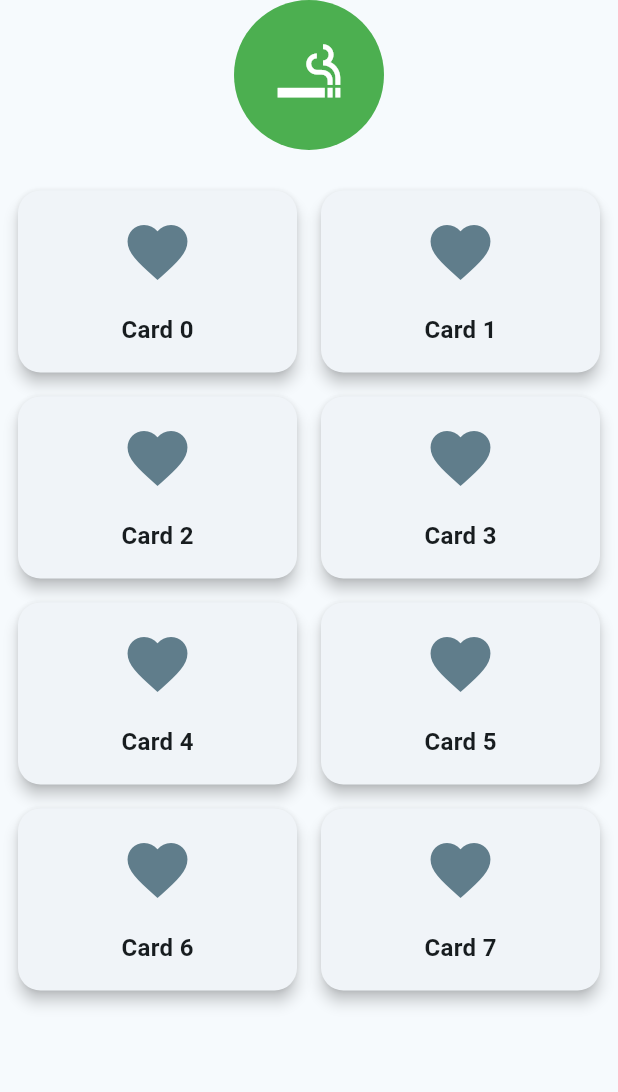
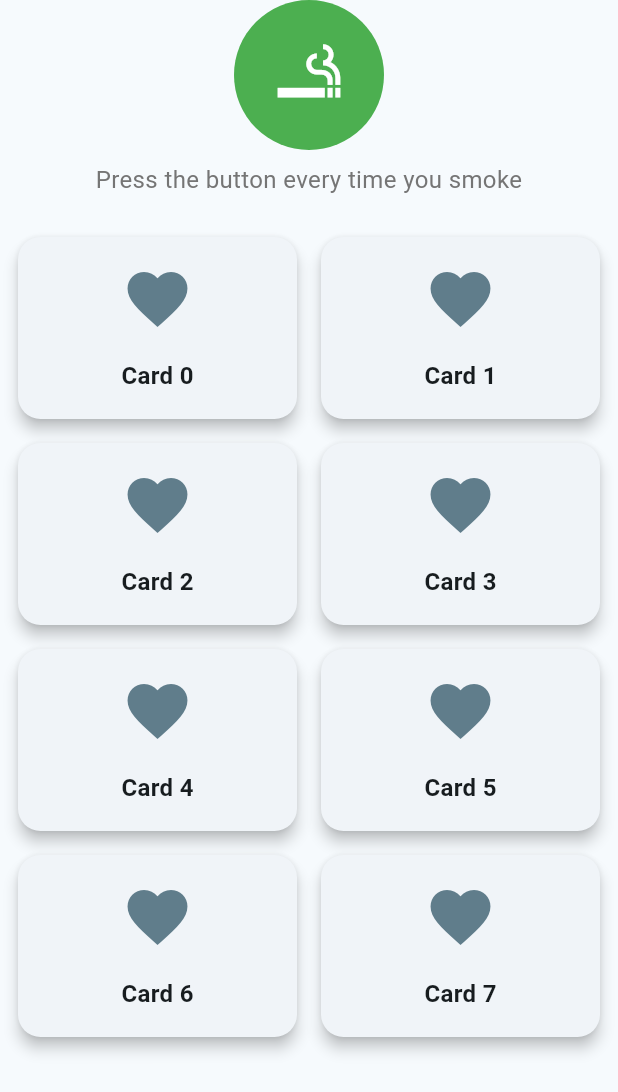
Before and after one commit to edoardop13/myquitbuddy, a Flutter app: the CigaretteTracker screen opened directly, on a phone screen of 412 x 824 dp. Shown: the top 1092 px of the screen. Run offline on Flutter 3.47's test engine with Material 3 defaults, Android fonts, the phone set to English and light mode, and no system bars; our stand-ins replace babstrap_settings_screen, dio, fl_chart, flutter_secure_storage, jwt_decoder, percent_indicator; missing offline and left inert: dio_cache_interceptor; accounts and stored records are empty.

Commit message:
fixed tabs and new label

```diff
--- a/lib/screens/home/cigaretteTracker.dart
+++ b/lib/screens/home/cigaretteTracker.dart
@@ -71,7 +71,10 @@ class CircularIconButton extends StatelessWidget {
 
   @override
   Widget build(BuildContext context) {
-    return ClipOval(
+    return Column(
+      mainAxisSize: MainAxisSize.min,
+      children: [
+        ClipOval(
           child: Material(
             color: backgroundColor, // Button color
             child: InkWell(
@@ -86,6 +89,17 @@ class CircularIconButton extends StatelessWidget {
               ),
             ),
           ),
+        ),
+        const SizedBox(height: 8.0), // Add some spacing
+        Text(
+          'Press the button every time you smoke',
+          textAlign: TextAlign.center,
+          style: TextStyle(
+            color: Colors.grey[600],
+            fontSize: 16.0,
+          ),
+        ),
+      ],
     );
   }
 }
--- a/lib/screens/home/homePage.dart
+++ b/lib/screens/home/homePage.dart
@@ -43,7 +43,7 @@ class HomePageState extends State<HomePage> {
       ),
       body: PageView(
         controller: pageController,
-        children: [ProfilePage(), StatisticsPage(), ProfilePage()],
+        children: [CigaretteTracker(), StatisticsPage(), ProfilePage()],
         onPageChanged: (index) => setState(() {
           selectedIndex = index;
         }),
```
Lines whose indentation alone changed are shown as unchanged.
